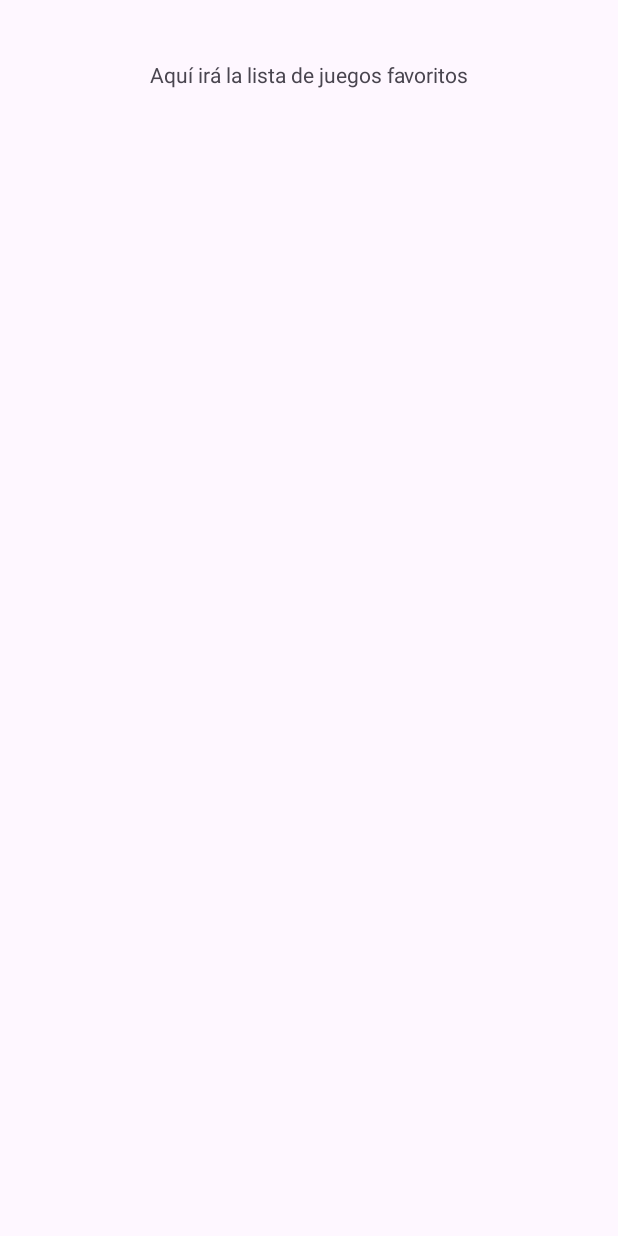
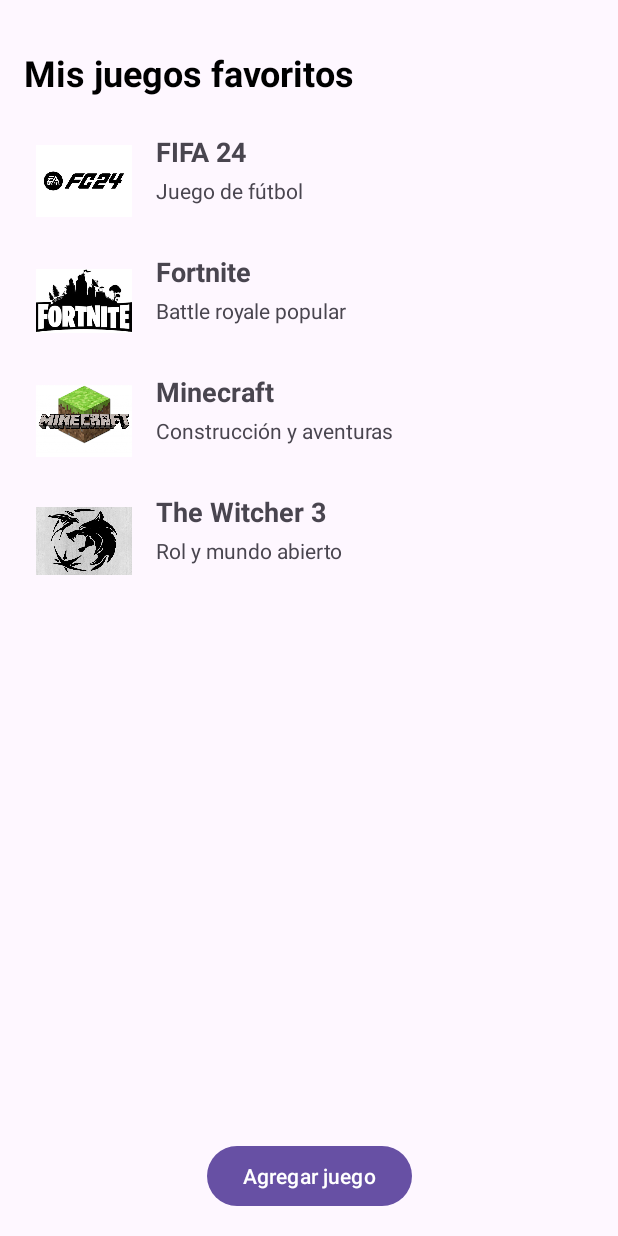
Before and after one commit to RomanBossio/juegos-favoritos, an Android app: the ListaJuegosActivity screen opened directly, with no data from a screen before it, on a phone screen of 412 x 824 dp. Before the commit the screen is almost empty. Run offline under Robolectric (Android 15) with nearby library versions, the phone set to English and light mode, and no system bars.

Commit message:
Finaliza pantalla lista de juegos completa con RecyclerView, imágenes y botón para agregar

```diff
--- /dev/null
+++ b/app/src/main/java/com/example/juegosfavoritosapp/Juego.kt
@@ -0,0 +1,7 @@
+package com.example.juegosfavoritosapp
+
+data class Juego(
+    val nombre: String,
+    val descripcion: String,
+    val imagenResId: Int
+)
--- /dev/null
+++ b/app/src/main/java/com/example/juegosfavoritosapp/JuegoAdapter.kt
@@ -0,0 +1,35 @@
+package com.example.juegosfavoritosapp
+
+import android.view.LayoutInflater
+import android.view.View
+import android.view.ViewGroup
+import android.widget.ImageView
+import android.widget.TextView
+import androidx.recyclerview.widget.RecyclerView
+
+class JuegoAdapter(private val juegos: List<Juego>) : RecyclerView.Adapter<JuegoAdapter.JuegoViewHolder>() {
+
+    // ViewHolder: se encarga de "guardar" las vistas de cada ítem
+    inner class JuegoViewHolder(itemView: View) : RecyclerView.ViewHolder(itemView) {
+        val ivJuego: ImageView = itemView.findViewById(R.id.ivJuego)
+        val tvNombreJuego: TextView = itemView.findViewById(R.id.tvNombreJuego)
+        val tvDescripcionJuego: TextView = itemView.findViewById(R.id.tvDescripcionJuego)
+    }
+
+    // Infla la vista de cada ítem (usa item_juego.xml)
+    override fun onCreateViewHolder(parent: ViewGroup, viewType: Int): JuegoViewHolder {
+        val view = LayoutInflater.from(parent.context).inflate(R.layout.item_juego, parent, false)
+        return JuegoViewHolder(view)
+    }
+
+    // Llena las vistas con los datos del juego actual
+    override fun onBindViewHolder(holder: JuegoViewHolder, position: Int) {
+        val juego = juegos[position]
+        holder.ivJuego.setImageResource(juego.imagenResId)
+        holder.tvNombreJuego.text = juego.nombre
+        holder.tvDescripcionJuego.text = juego.descripcion
+    }
+
+    // Dice cuántos ítems tiene la lista
+    override fun getItemCount(): Int = juegos.size
+}
--- a/app/src/main/java/com/example/juegosfavoritosapp/ListaJuegosActivity.kt
+++ b/app/src/main/java/com/example/juegosfavoritosapp/ListaJuegosActivity.kt
@@ -1,11 +1,41 @@
 package com.example.juegosfavoritosapp
 
 import android.os.Bundle
+import android.widget.Button
+import android.widget.Toast
 import androidx.appcompat.app.AppCompatActivity
+import androidx.recyclerview.widget.LinearLayoutManager
+import androidx.recyclerview.widget.RecyclerView
 
 class ListaJuegosActivity : AppCompatActivity() {
+    private lateinit var rvJuegos: RecyclerView
+    private lateinit var btnAgregar: Button
+    private lateinit var adapter: JuegoAdapter
+
     override fun onCreate(savedInstanceState: Bundle?) {
         super.onCreate(savedInstanceState)
         setContentView(R.layout.activity_lista_juegos)
+
+        val juegos = listOf(
+            Juego("FIFA 24", "Juego de fútbol", R.drawable.fifa24),
+            Juego("Fortnite", "Battle royale popular", R.drawable.fortnite),
+            Juego("Minecraft", "Construcción y aventuras", R.drawable.minecraft),
+            Juego("The Witcher 3", "Rol y mundo abierto", R.drawable.witcher3)
+        )
+
+
+        // Inicializar vistas
+        rvJuegos = findViewById(R.id.rvJuegos)
+        btnAgregar = findViewById(R.id.btnAgregar)
+
+        // Configurar RecyclerView
+        adapter = JuegoAdapter(juegos)
+        rvJuegos.layoutManager = LinearLayoutManager(this)
+        rvJuegos.adapter = adapter
+
+        // Botón para agregar juego (placeholder)
+        btnAgregar.setOnClickListener {
+            Toast.makeText(this, "Funcionalidad de agregar juego próximamente!", Toast.LENGTH_SHORT).show()
+        }
     }
 }
--- a/app/src/main/res/layout/activity_lista_juegos.xml
+++ b/app/src/main/res/layout/activity_lista_juegos.xml
@@ -5,16 +5,39 @@
     xmlns:tools="http://schemas.android.com/tools"
     android:layout_width="match_parent"
     android:layout_height="match_parent"
-    tools:context=".ListaJuegosActivity">
+    tools:context=".ListaJuegosActivity"
+    android:padding="16dp">
 
     <TextView
-        android:id="@+id/tvLista"
+        android:id="@+id/tvTitulo"
         android:layout_width="wrap_content"
         android:layout_height="wrap_content"
-        android:text="Aquí irá la lista de juegos favoritos"
+        android:text="Mis juegos favoritos"
+        android:textSize="24sp"
+        android:textStyle="bold"
+        android:textColor="@android:color/black"
         app:layout_constraintTop_toTopOf="parent"
         app:layout_constraintStart_toStartOf="parent"
+        android:layout_marginTop="16dp" />
+
+    <androidx.recyclerview.widget.RecyclerView
+        android:id="@+id/rvJuegos"
+        android:layout_width="0dp"
+        android:layout_height="0dp"
+        app:layout_constraintTop_toBottomOf="@id/tvTitulo"
+        app:layout_constraintStart_toStartOf="parent"
         app:layout_constraintEnd_toEndOf="parent"
-        android:layout_marginTop="40dp"/>
+        app:layout_constraintBottom_toTopOf="@id/btnAgregar"
+        android:layout_marginTop="16dp"
+        android:layout_marginBottom="16dp" />
+
+    <Button
+        android:id="@+id/btnAgregar"
+        android:layout_width="wrap_content"
+        android:layout_height="wrap_content"
+        android:text="Agregar juego"
+        app:layout_constraintBottom_toBottomOf="parent"
+        app:layout_constraintEnd_toEndOf="parent"
+        app:layout_constraintStart_toStartOf="parent" />
 
 </androidx.constraintlayout.widget.ConstraintLayout>
--- /dev/null
+++ b/app/src/main/res/layout/item_juego.xml
@@ -0,0 +1,41 @@
+<?xml version="1.0" encoding="utf-8"?>
+<androidx.constraintlayout.widget.ConstraintLayout
+    xmlns:android="http://schemas.android.com/apk/res/android"
+    xmlns:app="http://schemas.android.com/apk/res-auto"
+    android:layout_width="match_parent"
+    android:layout_height="wrap_content"
+    android:padding="8dp">
+
+    <ImageView
+        android:id="@+id/ivJuego"
+        android:layout_width="64dp"
+        android:layout_height="64dp"
+        android:src="@drawable/ic_launcher_foreground"
+        app:layout_constraintTop_toTopOf="parent"
+        app:layout_constraintBottom_toBottomOf="parent"
+        app:layout_constraintStart_toStartOf="parent" />
+
+    <TextView
+        android:id="@+id/tvNombreJuego"
+        android:layout_width="0dp"
+        android:layout_height="wrap_content"
+        android:text="Nombre del juego"
+        android:textSize="18sp"
+        android:textStyle="bold"
+        app:layout_constraintTop_toTopOf="@id/ivJuego"
+        app:layout_constraintStart_toEndOf="@id/ivJuego"
+        app:layout_constraintEnd_toEndOf="parent"
+        android:layout_marginStart="16dp" />
+
+    <TextView
+        android:id="@+id/tvDescripcionJuego"
+        android:layout_width="0dp"
+        android:layout_height="wrap_content"
+        android:text="Descripción breve"
+        android:textSize="14sp"
+        app:layout_constraintTop_toBottomOf="@id/tvNombreJuego"
+        app:layout_constraintStart_toStartOf="@id/tvNombreJuego"
+        app:layout_constraintEnd_toEndOf="parent"
+        android:layout_marginTop="4dp" />
+
+</androidx.constraintlayout.widget.ConstraintLayout>
```
Also changed, not shown: app/src/main/res/drawable/fifa24.jpg (added), app/src/main/res/drawable/fortnite.jpg (added), app/src/main/res/drawable/minecraft.jpg (added), app/src/main/res/drawable/witcher3.jpg (added).
